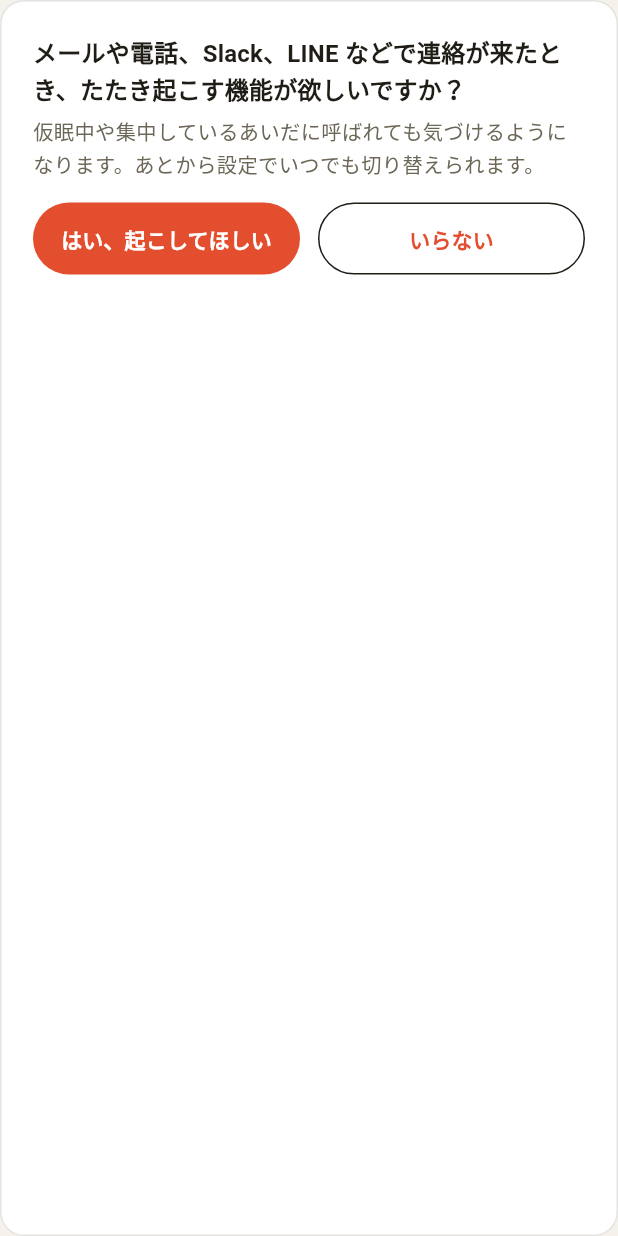
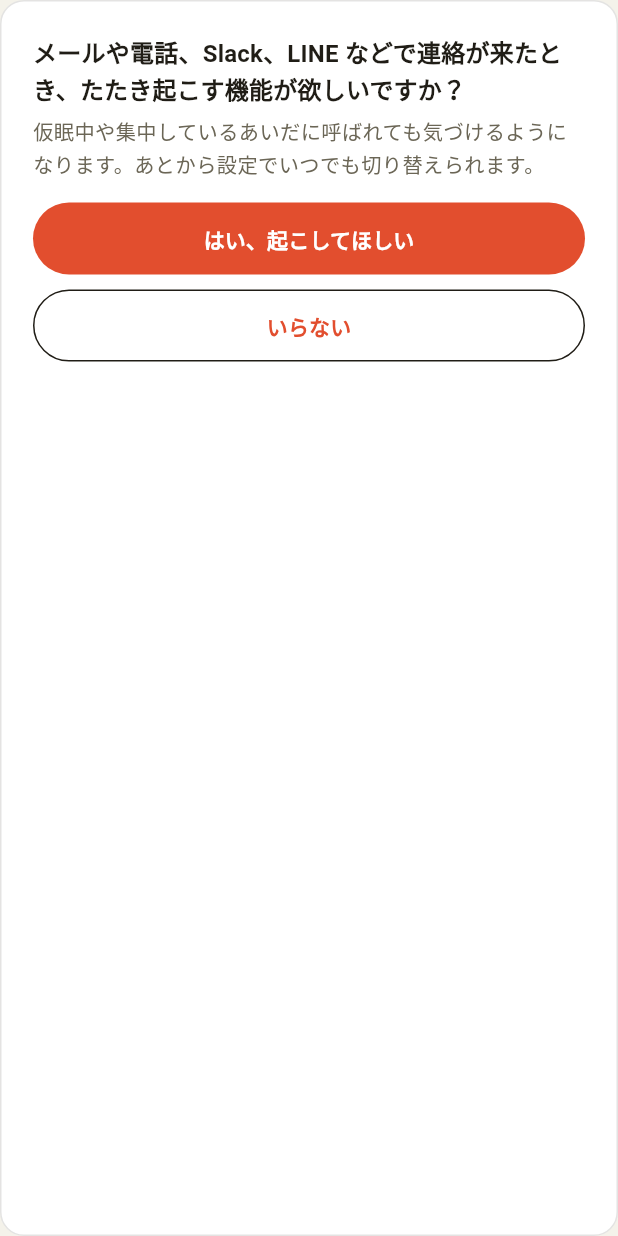
Before and after one commit to toriumib/inemuri_guard, a Flutter app: the _NudgeCard widget shown alone on an empty page, opened directly, on a phone screen of 412 x 824 dp. Run offline on Flutter 3.47's test engine with Material 3 defaults, Android fonts, the phone set to English and light mode, and no system bars; our stand-ins replace audioplayers, camera, flutter_local_notifications, google_fonts, google_mobile_ads, in_app_purchase and 6 more; missing offline and left inert: google_mlkit_face_detection, noise_meter; accounts and stored records are empty; network calls fail.

Commit message:
通知アクセスを許可して戻っても永久に無反応だった不具合を直す
実機で「はい、起こしてほしい」を押し、許可画面で許可して戻ってきても、
通知がまったく届かなかった。

native 側は「本人が使うと決めた かつ OS が許可している」ときだけ動く。
「はい」を押した時点ではまだ許可が無いので false が伝わる。そのあと
refreshGranted() は許可状態を取り直すだけで native へ伝え直していなかった
ため、許可した瞬間から永久に無反応のままだった。取り直したら必ず伝える。

あわせて、許可画面から**設定タブ以外に**戻ってきた場合も拾えるよう、
アプリ全体の復帰でも取り直す。設定タブを開いていないと気づけない作りだと、
許可したのに効いていない状態が放置される。

電話アプリは端末ごとに違うので同じ名前を複数のパッケージへ割り当てて
あるが、そのまま並べると「電話・電話・電話・電話・電話」と出ていたので
重複を落とす。

「はい／いらない」を横並びにすると日本語のラベルが入りきらず左が
見切れていた（実機で確認）。縦に積んで全幅にした。

実機で、リスナーが通知を受け取り、対象外のパッケージを無視することを
確認した（通知を受け取った: com.android.shell）。

Co-Authored-By: Claude Opus 5 <noreply@anthropic.com>

```diff
--- a/lib/screens/home_shell.dart
+++ b/lib/screens/home_shell.dart
@@ -42,6 +42,10 @@ class _HomeShellState extends State<HomeShell> with WidgetsBindingObserver {
         detector.handleAppPaused();
       case AppLifecycleState.resumed:
         detector.handleAppResumed();
+        // 通知アクセスの許可画面から戻ってきた場合をここでも拾う。
+        // 設定タブを開いていないと気づけない作りだと、許可したのに
+        // 効いていない状態のまま放置される。
+        context.read<NudgeService>().refreshGranted();
       case AppLifecycleState.inactive:
         break;
     }
--- a/lib/screens/settings_screen.dart
+++ b/lib/screens/settings_screen.dart
@@ -582,9 +582,10 @@ class _NudgeCardState extends State<_NudgeCard> with WidgetsBindingObserver {
                 style: Theme.of(context).textTheme.bodyMedium,
               ),
               const SizedBox(height: 14),
-              Row(
-                children: [
-                  Expanded(
+              // 横並びにすると日本語のラベルが入りきらず見切れる（実機で確認）。
+              // 縦に積んで全幅にしておけば、文字が伸びても崩れない。
+              SizedBox(
+                width: double.infinity,
                 child: FilledButton(
                   style: FilledButton.styleFrom(
                     backgroundColor: c.accentAlert,
@@ -595,8 +596,9 @@ class _NudgeCardState extends State<_NudgeCard> with WidgetsBindingObserver {
                   child: const Text('はい、起こしてほしい'),
                 ),
               ),
-                  const SizedBox(width: 12),
-                  Expanded(
+              const SizedBox(height: 10),
+              SizedBox(
+                width: double.infinity,
                 child: OutlinedButton(
                   style: OutlinedButton.styleFrom(
                     padding: const EdgeInsets.symmetric(vertical: 14),
@@ -604,8 +606,6 @@ class _NudgeCardState extends State<_NudgeCard> with WidgetsBindingObserver {
                   onPressed: () => nudge.answer(false),
                   child: const Text('いらない'),
                 ),
-                  ),
-                ],
               ),
             ],
           ),
```
Also changed, not shown: lib/services/nudge_service.dart (+7 -0 lines), 1 other file. Lines whose indentation alone changed are shown as unchanged.
